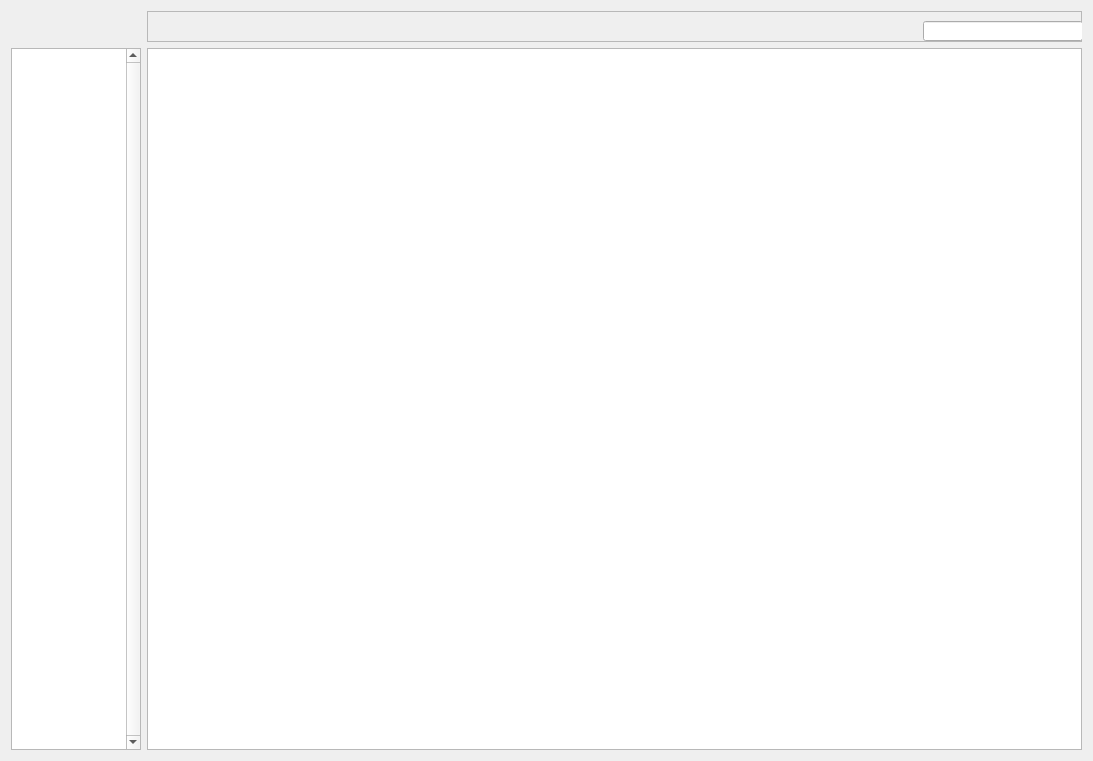
First picture: the form in GUI/ui/dialog_viewer.ui, repository dudtj5307/Packet_Parsing_Software, before the edit.
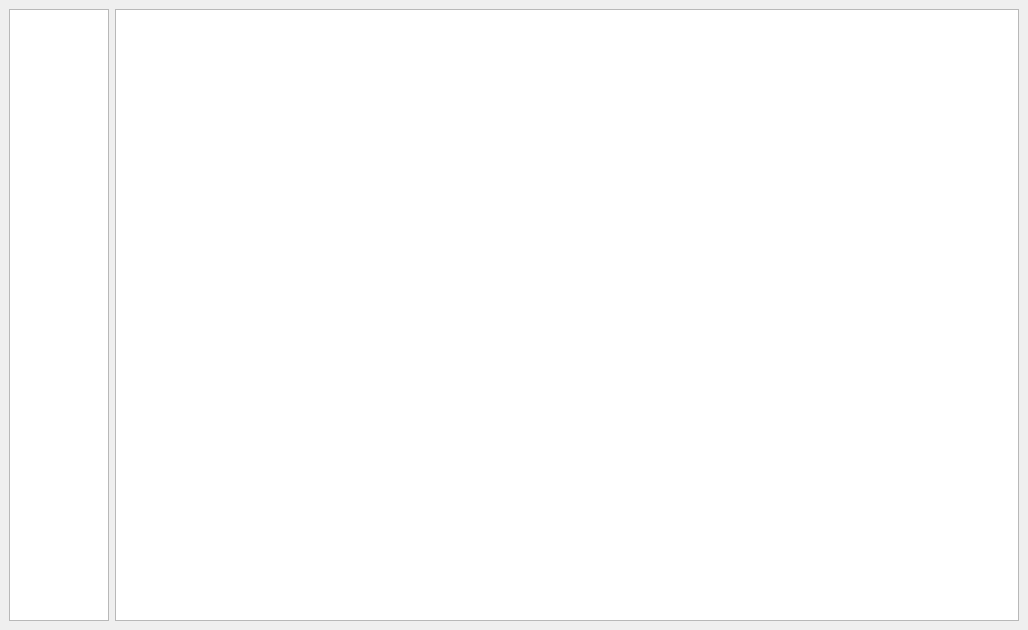
Second picture: the form after the edit.

Commit message: util/csv_viewer implementing

```diff
--- a/GUI/ui/dialog_viewer.ui
+++ b/GUI/ui/dialog_viewer.ui
@@ -1,130 +1,57 @@
 <?xml version="1.0" encoding="UTF-8"?>
 <ui version="4.0">
  <class>ViewerWindow</class>
- <widget class="QDialog" name="ViewerWindow">
+ <widget class="QMainWindow" name="ViewerWindow">
   <property name="geometry">
    <rect>
     <x>0</x>
     <y>0</y>
-    <width>1093</width>
-    <height>761</height>
+    <width>1028</width>
+    <height>630</height>
    </rect>
   </property>
+  <property name="sizePolicy">
+   <sizepolicy hsizetype="Expanding" vsizetype="Expanding">
+    <horstretch>0</horstretch>
+    <verstretch>0</verstretch>
+   </sizepolicy>
+  </property>
   <property name="windowTitle">
    <string>CSV Viewer</string>
   </property>
-  <layout class="QGridLayout" name="gridLayout_2">
-   <item row="3" column="0">
-    <widget class="QListWidget" name="list_csv_names">
-     <property name="sizePolicy">
-      <sizepolicy hsizetype="Fixed" vsizetype="Expanding">
-       <horstretch>0</horstretch>
-       <verstretch>0</verstretch>
-      </sizepolicy>
-     </property>
-     <property name="minimumSize">
-      <size>
-       <width>130</width>
-       <height>0</height>
-      </size>
-     </property>
-     <property name="maximumSize">
-      <size>
-       <width>130</width>
-       <height>16777215</height>
-      </size>
-     </property>
-     <property name="focusPolicy">
-      <enum>Qt::FocusPolicy::StrongFocus</enum>
-     </property>
-     <property name="acceptDrops">
-      <bool>false</bool>
-     </property>
-     <property name="verticalScrollBarPolicy">
-      <enum>Qt::ScrollBarPolicy::ScrollBarAlwaysOn</enum>
-     </property>
-    </widget>
-   </item>
-   <item row="3" column="1">
-    <widget class="QTableView" name="table_csv">
-     <property name="styleSheet">
-      <string notr="true">QTableView::verticalHeader {background-color: lightgray; width: 50px;
-                                                                    border: 1px solid black;}
-
-QTableView::verticalHeader {background-color: lightgray; width: 50px;
-                                                                    border: 1px solid black;}</string>
-     </property>
-     <attribute name="verticalHeaderVisible">
-      <bool>true</bool>
-     </attribute>
-     <attribute name="verticalHeaderMinimumSectionSize">
-      <number>20</number>
-     </attribute>
-     <attribute name="verticalHeaderDefaultSectionSize">
-      <number>20</number>
-     </attribute>
-    </widget>
-   </item>
-   <item row="2" column="1">
-    <widget class="QFrame" name="frame">
-     <property name="sizePolicy">
-      <sizepolicy hsizetype="Expanding" vsizetype="Fixed">
-       <horstretch>0</horstretch>
-       <verstretch>0</verstretch>
-      </sizepolicy>
-     </property>
-     <property name="minimumSize">
-      <size>
-       <width>0</width>
-       <height>31</height>
-      </size>
-     </property>
-     <property name="maximumSize">
-      <size>
-       <width>16777215</width>
-       <height>31</height>
-      </size>
-     </property>
-     <property name="layoutDirection">
-      <enum>Qt::LayoutDirection::RightToLeft</enum>
-     </property>
-     <property name="frameShape">
-      <enum>QFrame::Shape::StyledPanel</enum>
-     </property>
-     <property name="frameShadow">
-      <enum>QFrame::Shadow::Raised</enum>
-     </property>
-     <widget class="QLineEdit" name="lineEdit">
-      <property name="geometry">
-       <rect>
-        <x>776</x>
-        <y>10</y>
-        <width>160</width>
-        <height>20</height>
-       </rect>
-      </property>
+  <widget class="QWidget" name="centralwidget">
+   <layout class="QGridLayout" name="gridLayout">
+    <item row="0" column="0">
+     <widget class="QListWidget" name="list_csv_names">
       <property name="sizePolicy">
-       <sizepolicy hsizetype="Fixed" vsizetype="Fixed">
+       <sizepolicy hsizetype="Fixed" vsizetype="Expanding">
         <horstretch>0</horstretch>
         <verstretch>0</verstretch>
        </sizepolicy>
       </property>
       <property name="minimumSize">
        <size>
-        <width>160</width>
-        <height>20</height>
+        <width>100</width>
+        <height>0</height>
        </size>
       </property>
-      <property name="sizeIncrement">
+      <property name="maximumSize">
        <size>
-        <width>160</width>
-        <height>20</height>
+        <width>100</width>
+        <height>16777215</height>
        </size>
       </property>
      </widget>
-    </widget>
-   </item>
-  </layout>
+    </item>
+    <item row="0" column="1">
+     <widget class="QTableView" name="table_csv">
+      <property name="styleSheet">
+       <string notr="true"/>
+      </property>
+     </widget>
+    </item>
+   </layout>
+  </widget>
  </widget>
  <resources/>
  <connections/>
```
Left out of the diff: 2 changed lines with no effect on the pictures. The commit also changes 9 other files.
